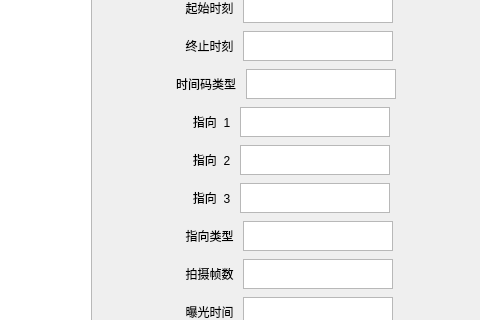
This is mainwindow.ui in zhuiming-f/QtSoftware as Qt 5 draws it before an edit; both pictures show x 989 to 1469 and y 193 to 513 of the 1469 by 738 pixel window. The edited form follows.
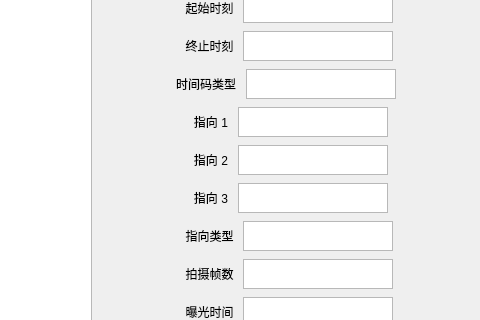
This is the edited form.

```diff
--- a/mainwindow.ui
+++ b/mainwindow.ui
@@ -405,7 +405,7 @@
          <item>
           <widget class="QLabel" name="label_8">
            <property name="text">
-            <string>   指向  1 </string>
+            <string>   指向 1 </string>
            </property>
           </widget>
          </item>
@@ -462,7 +462,7 @@
          <item>
           <widget class="QLabel" name="label_5">
            <property name="text">
-            <string>   指向  2 </string>
+            <string>   指向 2 </string>
            </property>
           </widget>
          </item>
@@ -519,7 +519,7 @@
          <item>
           <widget class="QLabel" name="label_9">
            <property name="text">
-            <string>   指向  3 </string>
+            <string>   指向 3 </string>
            </property>
           </widget>
          </item>
```
